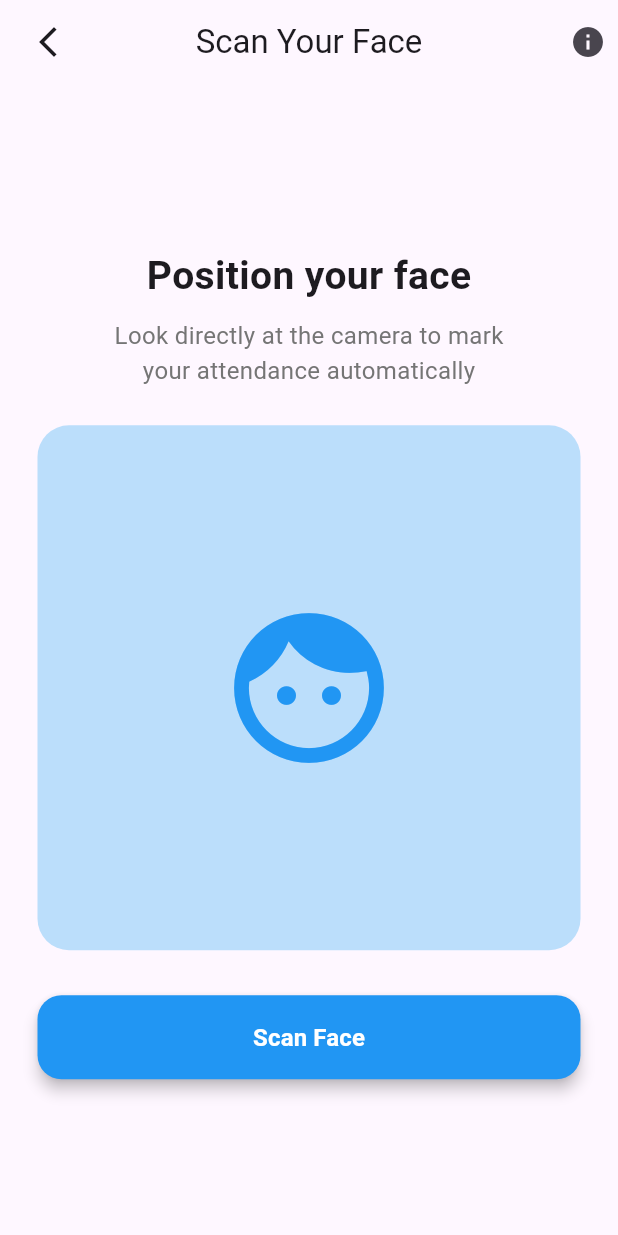
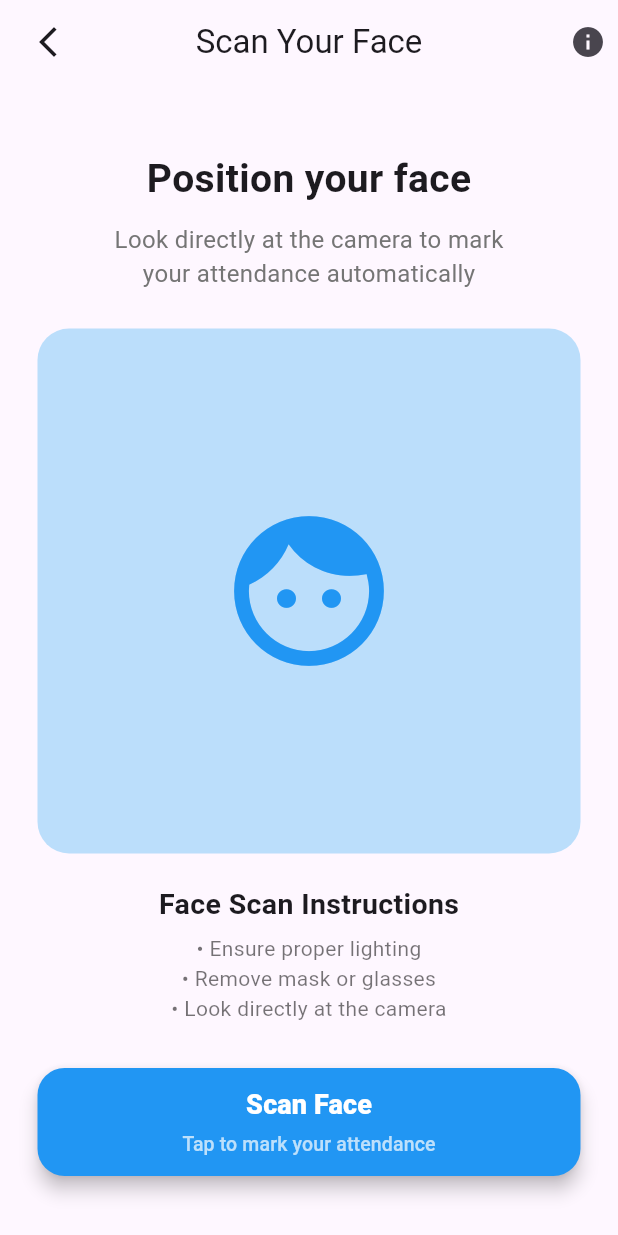
Before and after one commit to Shaurya0987/Ai-Face-Detection-Attendance-App, a Flutter app: the screen it shows after launch, on a phone screen of 412 x 824 dp. Run offline on Flutter 3.47's test engine with Material 3 defaults, Android fonts, the phone set to English and light mode, and no system bars; our stand-ins replace action_slider, google_fonts.

Commit message:
Scan Page Added

```diff
--- a/lib/Screens/Scan Screen/ScanScreen.dart
+++ b/lib/Screens/Scan Screen/ScanScreen.dart
@@ -41,30 +41,70 @@ class _ScanScreenState extends State<ScanScreen> {
                 ),
               ),
 
+              const SizedBox(height: 20),
+
+              /// INSTRUCTIONS (CLEAR & FORMAL)
+              Column(
+                children: const [
+                  Text(
+                    "Face Scan Instructions",
+                    style: TextStyle(
+                      fontSize: 19,
+                      fontWeight: FontWeight.w700,
+                    ),
+                  ),
+                  SizedBox(height: 6),
+                  Text(
+                    "• Ensure proper lighting\n"
+                    "• Remove mask or glasses\n"
+                    "• Look directly at the camera",
+                    textAlign: TextAlign.center,
+                    style: TextStyle(
+                      fontSize: 14,
+                      color: Colors.black54,
+                      height: 1.4,
+                    ),
+                  ),
+                ],
+              ),
+
               const SizedBox(height: 30),
 
-              /// SCAN FACE BUTTON (CORRECT WAY)
+              /// SCAN FACE BUTTON (BIGGER & CLEAN)
               SizedBox(
                 width: double.infinity,
-                height: 56,
+                height: 72, // 👈 bigger button
                 child: ElevatedButton(
                   style: ElevatedButton.styleFrom(
                     backgroundColor: Colors.blue,
                     shape: RoundedRectangleBorder(
-                      borderRadius: BorderRadius.circular(16),
+                      borderRadius: BorderRadius.circular(18),
                     ),
-                    elevation: 4,
+                    elevation: 5,
                   ),
                   onPressed: () {
                     // TODO: Navigate to FaceScanScreen
                   },
-                  child: const Text(
-                    "Scan Face",
-                    style: TextStyle(
-                      fontSize: 16,
-                      fontWeight: FontWeight.w700,
-                      color: Colors.white,
-                    ),
+                  child: Column(
+                    mainAxisAlignment: MainAxisAlignment.center,
+                    children: const [
+                      Text(
+                        "Scan Face",
+                        style: TextStyle(
+                          fontSize: 18,
+                          fontWeight: FontWeight.w800,
+                          color: Colors.white,
+                        ),
+                      ),
+                      SizedBox(height: 4),
+                      Text(
+                        "Tap to mark your attendance",
+                        style: TextStyle(
+                          fontSize: 13,
+                          color: Colors.white70,
+                        ),
+                      ),
+                    ],
                   ),
                 ),
               ),
```
